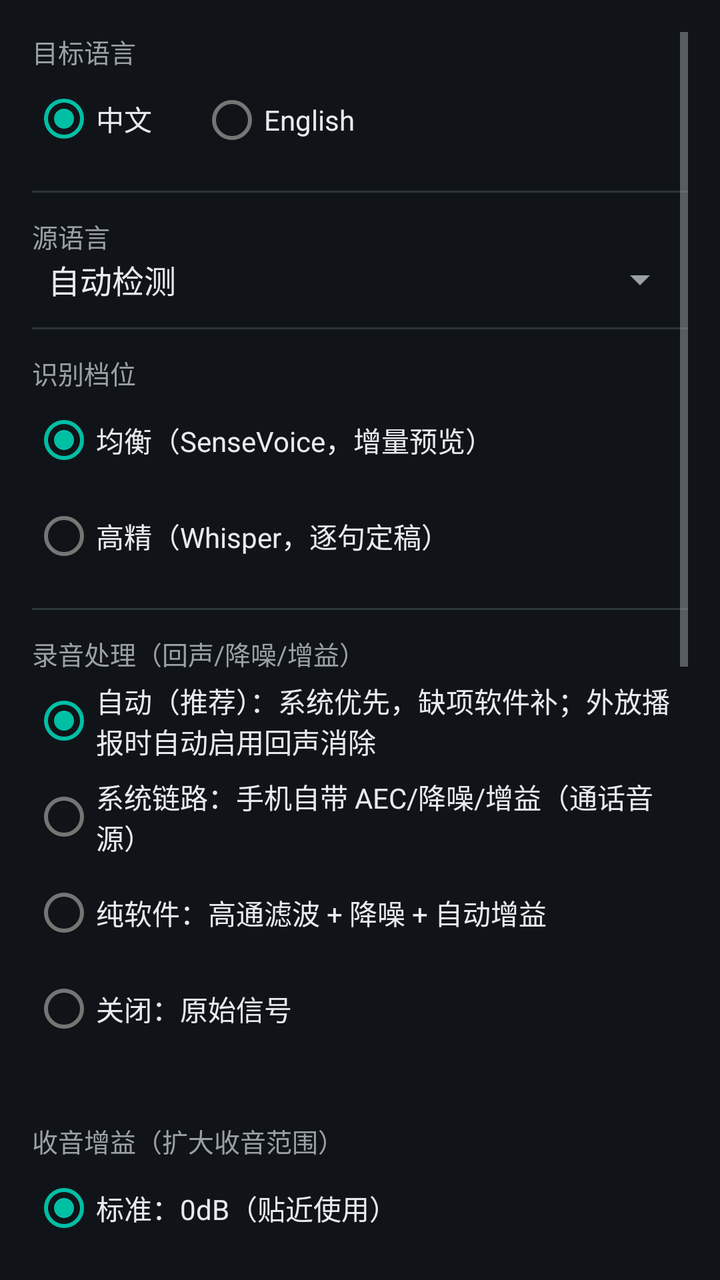
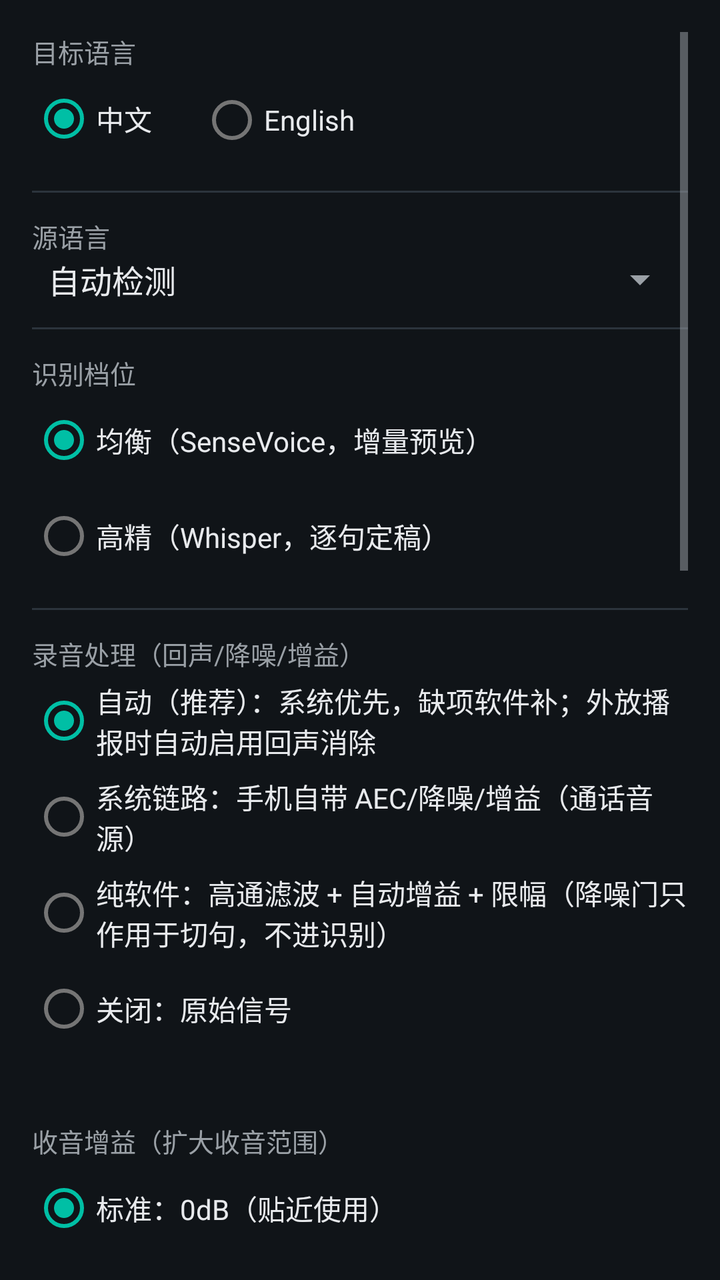

Compare the two renders of this Android layout. The source of the first and the diff that turns it into the second are given below.
<!-- AndroidManifest.xml: application theme Theme.VTrans -->
<!-- res/layout/activity_settings.xml -->
<?xml version="1.0" encoding="utf-8"?>
<ScrollView xmlns:android="http://schemas.android.com/apk/res/android"
    android:layout_width="match_parent"
    android:layout_height="match_parent"
    android:background="@color/bg"
    android:padding="16dp">

    <LinearLayout
        android:layout_width="match_parent"
        android:layout_height="wrap_content"
        android:orientation="vertical">

        <TextView
            android:layout_width="match_parent"
            android:layout_height="wrap_content"
            android:text="@string/settings_target_lang"
            android:textColor="@color/text_secondary"
            android:textSize="13sp" />

        <RadioGroup
            android:id="@+id/rgTarget"
            android:layout_width="match_parent"
            android:layout_height="wrap_content"
            android:orientation="horizontal">

            <RadioButton
                android:id="@+id/rbTargetZh"
                android:layout_width="wrap_content"
                android:layout_height="wrap_content"
                android:checked="true"
                android:text="@string/lang_zh"
                android:textColor="@color/text_primary" />

            <RadioButton
                android:id="@+id/rbTargetEn"
                android:layout_width="wrap_content"
                android:layout_height="wrap_content"
                android:layout_marginStart="24dp"
                android:text="@string/lang_en"
                android:textColor="@color/text_primary" />
        </RadioGroup>

        <View
            android:layout_width="match_parent"
            android:layout_height="1dp"
            android:layout_marginTop="12dp"
            android:background="@color/divider" />

        <TextView
            android:layout_width="match_parent"
            android:layout_height="wrap_content"
            android:layout_marginTop="12dp"
            android:text="@string/settings_source_lang"
            android:textColor="@color/text_secondary"
            android:textSize="13sp" />

        <Spinner
            android:id="@+id/spSource"
            android:layout_width="match_parent"
            android:layout_height="wrap_content"
            android:entries="@array/source_lang_labels" />

        <View
            android:layout_width="match_parent"
            android:layout_height="1dp"
            android:layout_marginTop="12dp"
            android:background="@color/divider" />

        <TextView
            android:layout_width="match_parent"
            android:layout_height="wrap_content"
            android:layout_marginTop="12dp"
            android:text="@string/settings_tier"
            android:textColor="@color/text_secondary"
            android:textSize="13sp" />

        <RadioGroup
            android:id="@+id/rgTier"
            android:layout_width="match_parent"
            android:layout_height="wrap_content">

            <RadioButton
                android:id="@+id/rbTierBalanced"
                android:layout_width="match_parent"
                android:layout_height="wrap_content"
                android:checked="true"
                android:text="@string/tier_balanced"
                android:textColor="@color/text_primary" />

            <RadioButton
                android:id="@+id/rbTierQuality"
                android:layout_width="match_parent"
                android:layout_height="wrap_content"
                android:text="@string/tier_quality"
                android:textColor="@color/text_primary" />
        </RadioGroup>

        <View
            android:layout_width="match_parent"
            android:layout_height="1dp"
            android:layout_marginTop="12dp"
            android:background="@color/divider" />

        <TextView
            android:layout_width="match_parent"
            android:layout_height="wrap_content"
            android:layout_marginTop="12dp"
            android:text="@string/settings_audio"
            android:textColor="@color/text_secondary"
            android:textSize="13sp" />

        <RadioGroup
            android:id="@+id/rgAudio"
            android:layout_width="match_parent"
            android:layout_height="wrap_content">

            <RadioButton
                android:id="@+id/rbAudioAuto"
                android:layout_width="match_parent"
                android:layout_height="wrap_content"
                android:checked="true"
                android:text="@string/audio_auto"
                android:textColor="@color/text_primary" />

            <RadioButton
                android:id="@+id/rbAudioSystem"
                android:layout_width="match_parent"
                android:layout_height="wrap_content"
                android:text="@string/audio_system"
                android:textColor="@color/text_primary" />

            <RadioButton
                android:id="@+id/rbAudioSoftware"
                android:layout_width="match_parent"
                android:layout_height="wrap_content"
                android:text="@string/audio_software"
                android:textColor="@color/text_primary" />

            <RadioButton
                android:id="@+id/rbAudioOff"
                android:layout_width="match_parent"
                android:layout_height="wrap_content"
                android:text="@string/audio_off"
                android:textColor="@color/text_primary" />
        </RadioGroup>

        <TextView
            android:id="@+id/tvAudioDiag"
            android:layout_width="match_parent"
            android:layout_height="wrap_content"
            android:layout_marginTop="4dp"
            android:textColor="@color/text_secondary"
            android:textSize="12sp" />

        <TextView
            android:layout_width="match_parent"
            android:layout_height="wrap_content"
            android:layout_marginTop="12dp"
            android:text="@string/settings_mic_range"
            android:textColor="@color/text_secondary"
            android:textSize="13sp" />

        <RadioGroup
            android:id="@+id/rgMicGain"
            android:layout_width="match_parent"
            android:layout_height="wrap_content">

            <RadioButton
                android:id="@+id/rbMicNormal"
                android:layout_width="match_parent"
                android:layout_height="wrap_content"
                android:checked="true"
                android:text="@string/mic_normal"
                android:textColor="@color/text_primary" />

            <RadioButton
                android:id="@+id/rbMicBoost"
                android:layout_width="match_parent"
                android:layout_height="wrap_content"
                android:text="@string/mic_boost"
                android:textColor="@color/text_primary" />

            <RadioButton
                android:id="@+id/rbMicFar"
                android:layout_width="match_parent"
                android:layout_height="wrap_content"
                android:text="@string/mic_far"
                android:textColor="@color/text_primary" />
        </RadioGroup>

        <View
            android:layout_width="match_parent"
            android:layout_height="1dp"
            android:layout_marginTop="12dp"
            android:background="@color/divider" />

        <TextView
            android:layout_width="match_parent"
            android:layout_height="wrap_content"
            android:layout_marginTop="12dp"
            android:text="@string/settings_provider"
            android:textColor="@color/text_secondary"
            android:textSize="13sp" />

        <Spinner
            android:id="@+id/spProvider"
            android:layout_width="match_parent"
            android:layout_height="wrap_content"
            android:entries="@array/provider_labels" />

        <Button
            android:id="@+id/btnBench"
            style="@style/Widget.MaterialComponents.Button.OutlinedButton"
            android:layout_width="match_parent"
            android:layout_height="wrap_content"
            android:layout_marginTop="8dp"
            android:text="@string/settings_bench" />

        <TextView
            android:layout_width="match_parent"
            android:layout_height="wrap_content"
            android:text="@string/settings_bench_hint"
            android:textColor="@color/text_secondary"
            android:textSize="12sp" />

        <View
            android:layout_width="match_parent"
            android:layout_height="1dp"
            android:layout_marginTop="12dp"
            android:background="@color/divider" />

        <TextView
            android:layout_width="match_parent"
            android:layout_height="wrap_content"
            android:layout_marginTop="12dp"
            android:text="@string/settings_threads"
            android:textColor="@color/text_secondary"
            android:textSize="13sp" />

        <SeekBar
            android:id="@+id/sbThreads"
            android:layout_width="match_parent"
            android:layout_height="wrap_content"
            android:max="4" />

        <TextView
            android:id="@+id/tvThreads"
            android:layout_width="match_parent"
            android:layout_height="wrap_content"
            android:textColor="@color/text_primary"
            android:textSize="14sp" />

        <View
            android:layout_width="match_parent"
            android:layout_height="1dp"
            android:layout_marginTop="12dp"
            android:background="@color/divider" />

        <TextView
            android:layout_width="match_parent"
            android:layout_height="wrap_content"
            android:layout_marginTop="12dp"
            android:text="@string/settings_beam"
            android:textColor="@color/text_secondary"
            android:textSize="13sp" />

        <Spinner
            android:id="@+id/spBeam"
            android:layout_width="match_parent"
            android:layout_height="wrap_content"
            android:entries="@array/beam_labels" />

        <View
            android:layout_width="match_parent"
            android:layout_height="1dp"
            android:layout_marginTop="12dp"
            android:background="@color/divider" />

        <TextView
            android:layout_width="match_parent"
            android:layout_height="wrap_content"
            android:layout_marginTop="12dp"
            android:text="@string/settings_tts"
            android:textColor="@color/text_secondary"
            android:textSize="13sp" />

        <androidx.appcompat.widget.SwitchCompat
            android:id="@+id/swTtsHeadsetOnly"
            android:layout_width="match_parent"
            android:layout_height="wrap_content"
            android:layout_marginTop="4dp"
            android:checked="true"
            android:text="@string/tts_headset_only"
            android:textColor="@color/text_primary" />

        <TextView
            android:layout_width="match_parent"
            android:layout_height="wrap_content"
            android:text="@string/tts_headset_hint"
            android:textColor="@color/text_secondary"
            android:textSize="12sp" />

        <View
            android:layout_width="match_parent"
            android:layout_height="1dp"
            android:layout_marginTop="12dp"
            android:background="@color/divider" />

        <TextView
            android:layout_width="match_parent"
            android:layout_height="wrap_content"
            android:layout_marginTop="12dp"
            android:text="@string/settings_models"
            android:textColor="@color/text_secondary"
            android:textSize="13sp" />

        <LinearLayout
            android:id="@+id/modelList"
            android:layout_width="match_parent"
            android:layout_height="wrap_content"
            android:orientation="vertical" />

    </LinearLayout>
</ScrollView>
<!-- resources referenced by this layout -->
<resources>
  <string-array name="beam_labels">
          <item>1（贪心，最快）</item>
          <item>4（集束搜索，更准更慢）</item>
      </string-array>
  <string-array name="provider_labels">
          <item>自动（基准测试决定）</item>
          <item>NNAPI（NPU）</item>
          <item>XNNPACK（CPU 多线程）</item>
          <item>CPU</item>
      </string-array>
  <string-array name="source_lang_labels">
          <item>自动检测</item>
          <item>中文</item>
          <item>English</item>
          <item>日本語</item>
          <item>한국어</item>
          <item>粤语</item>
          <item>Français</item>
          <item>Deutsch</item>
          <item>Español</item>
          <item>Русский</item>
      </string-array>
  <color name="bg">#FF101418</color>
  <color name="divider">#FF2C343C</color>
  <color name="text_primary">#FFE8EAED</color>
  <color name="text_secondary">#FF9AA0A6</color>
  <string name="audio_auto">自动（推荐）：系统优先，缺项软件补；外放播报时自动启用回声消除</string>
  <string name="audio_off">关闭：原始信号</string>
  <string name="audio_software">纯软件：高通滤波 + 降噪 + 自动增益</string>
  <string name="audio_system">系统链路：手机自带 AEC/降噪/增益（通话音源）</string>
  <string name="lang_en">English</string>
  <string name="lang_zh">中文</string>
  <string name="mic_boost">增强：+6dB（1~2 米）</string>
  <string name="mic_far">远场：+12dB（2 米外/免提，大声环境慎用）</string>
  <string name="mic_normal">标准：0dB（贴近使用）</string>
  <string name="settings_audio">录音处理（回声/降噪/增益）</string>
  <string name="settings_beam">解码宽度（beam）</string>
  <string name="settings_bench">跑一次基准测试</string>
  <string name="settings_bench_hint">对比 NNAPI / XNNPACK / CPU，自动挑最快的</string>
  <string name="settings_mic_range">收音增益（扩大收音范围）</string>
  <string name="settings_models">模型管理</string>
  <string name="settings_provider">加速后端（ASR）</string>
  <string name="settings_source_lang">源语言</string>
  <string name="settings_target_lang">目标语言</string>
  <string name="settings_threads">翻译线程数</string>
  <string name="settings_tier">识别档位</string>
  <string name="settings_tts">译文语音播报（TTS）</string>
  <string name="tier_balanced">均衡（SenseVoice，增量预览）</string>
  <string name="tier_quality">高精（Whisper，逐句定稿）</string>
  <string name="tts_headset_hint">开启：只有检测到有线/蓝牙耳机才朗读译文，避免外放声音被麦克风拾取、造成「翻译→外放→再识别」的回环自激。关闭：无论是否插耳机都朗读，外放时可能自激，建议安静环境下使用。</string>
  <string name="tts_headset_only">仅插入耳机时播报译文</string>
  <style name="Theme.VTrans" parent="Theme.MaterialComponents.DayNight.DarkActionBar">
          <item name="colorPrimary">@color/primary</item>
          <item name="colorPrimaryDark">@color/primary_dark</item>
          <item name="colorAccent">@color/accent</item>
          <item name="android:windowBackground">@color/bg</item>
          <item name="android:textColorPrimary">@color/text_primary</item>
          <item name="android:textColorSecondary">@color/text_secondary</item>
      </style>
  <color name="primary">#FF1A73E8</color>
  <color name="primary_dark">#FF0B57D0</color>
  <color name="accent">#FF00BFA5</color>
</resources>

<!-- the commit's change to res/layout/activity_settings.xml (unified diff, before → after) -->
@@ -186,7 +186,37 @@
                 android:layout_height="wrap_content"
                 android:text="@string/mic_far"
                 android:textColor="@color/text_primary" />
+
+            <RadioButton
+                android:id="@+id/rbMicVeryFar"
+                android:layout_width="match_parent"
+                android:layout_height="wrap_content"
+                android:text="@string/mic_very_far"
+                android:textColor="@color/text_primary" />
         </RadioGroup>
+
+        <TextView
+            android:layout_width="match_parent"
+            android:layout_height="wrap_content"
+            android:layout_marginTop="12dp"
+            android:text="@string/settings_capture_rate"
+            android:textColor="@color/text_secondary"
+            android:textSize="13sp" />
+
+        <androidx.appcompat.widget.SwitchCompat
+            android:id="@+id/swCaptureRate"
+            android:layout_width="match_parent"
+            android:layout_height="wrap_content"
+            android:layout_marginTop="4dp"
+            android:text="@string/capture_high_rate"
+            android:textColor="@color/text_primary" />
+
+        <TextView
+            android:layout_width="match_parent"
+            android:layout_height="wrap_content"
+            android:text="@string/capture_rate_hint"
+            android:textColor="@color/text_secondary"
+            android:textSize="12sp" />
 
         <View
             android:layout_width="match_parent"
<!-- resource entries referenced after the edit -->
@@ -28,17 +28,21 @@
   <color name="text_secondary">#FF9AA0A6</color>
   <string name="audio_auto">自动（推荐）：系统优先，缺项软件补；外放播报时自动启用回声消除</string>
   <string name="audio_off">关闭：原始信号</string>
-  <string name="audio_software">纯软件：高通滤波 + 降噪 + 自动增益</string>
+  <string name="audio_software">纯软件：高通滤波 + 自动增益 + 限幅（降噪门只作用于切句，不进识别）</string>
   <string name="audio_system">系统链路：手机自带 AEC/降噪/增益（通话音源）</string>
+  <string name="capture_high_rate">高精度采集：48kHz 采集后转 16kHz</string>
+  <string name="capture_rate_hint">开启后先按 48kHz 录音再软件降采到 16kHz。部分机型的 16kHz 直通通路会限带或强降噪，高采样率通路能拿到更多原始信息，轻声/远场可能更清楚；代价是略增 CPU 与功耗。机器不支持 48kHz 时会自动退回 16kHz。改动下次「开始翻译」生效。</string>
   <string name="lang_en">English</string>
   <string name="lang_zh">中文</string>
   <string name="mic_boost">增强：+6dB（1~2 米）</string>
   <string name="mic_far">远场：+12dB（2 米外/免提，大声环境慎用）</string>
   <string name="mic_normal">标准：0dB（贴近使用）</string>
+  <string name="mic_very_far">极远场：+18dB（3 米以上，底噪会明显上升）</string>
   <string name="settings_audio">录音处理（回声/降噪/增益）</string>
   <string name="settings_beam">解码宽度（beam）</string>
   <string name="settings_bench">跑一次基准测试</string>
   <string name="settings_bench_hint">对比 NNAPI / XNNPACK / CPU，自动挑最快的</string>
+  <string name="settings_capture_rate">采集采样率</string>
   <string name="settings_mic_range">收音增益（扩大收音范围）</string>
   <string name="settings_models">模型管理</string>
   <string name="settings_provider">加速后端（ASR）</string>
